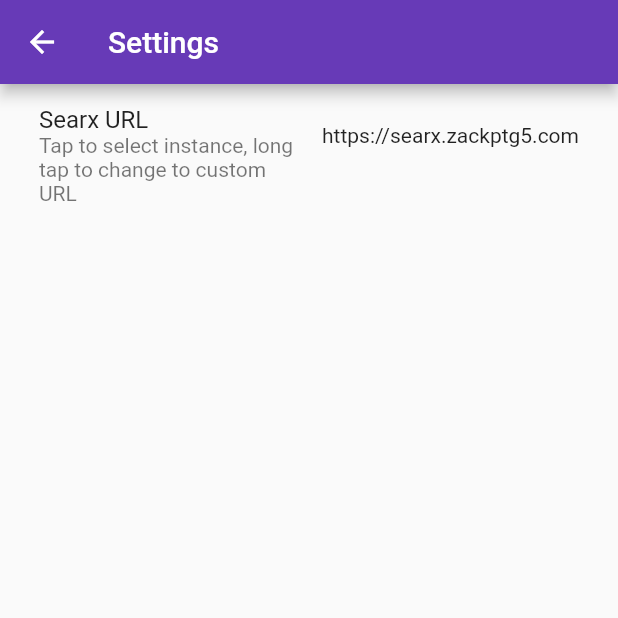
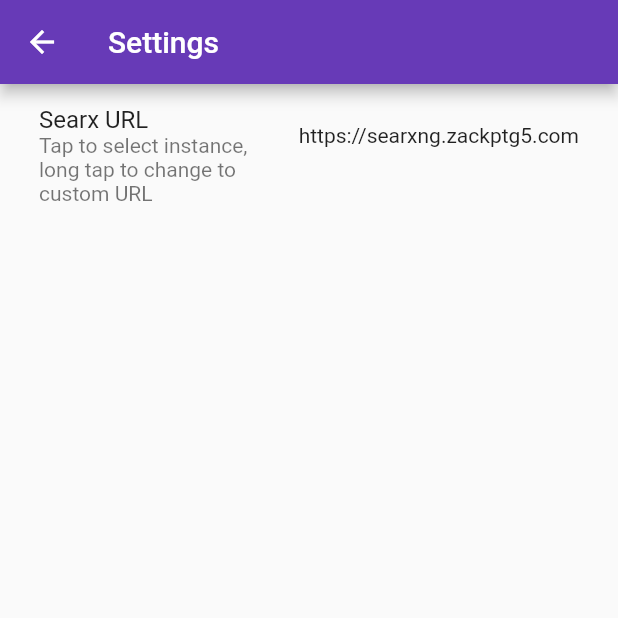
Before and after one commit to Zackptg5/Searx-Android, a Flutter app: the SettingsPage screen opened directly, on a phone screen of 412 x 824 dp, the top half of it. Run offline on Flutter 3.47's test engine with Material 2 defaults, Android fonts, the phone set to English and light mode, and no system bars; our stand-ins replace flutter_phoenix, fluttertoast, shared_preferences, webview_flutter; accounts and stored records are empty; network calls fail.

Commit message:
update default instance

```diff
--- a/lib/settings.dart
+++ b/lib/settings.dart
@@ -3,7 +3,7 @@ import 'package:fluttertoast/fluttertoast.dart';
 import 'package:flutter/material.dart';
 import 'package:http/http.dart' as http;
 String? searxURL;
-String defaultURL = "https://searx.zackptg5.com";
+String defaultURL = "https://searxng.zackptg5.com";
 String title = 'Searx';
 
 class Settings {
```
